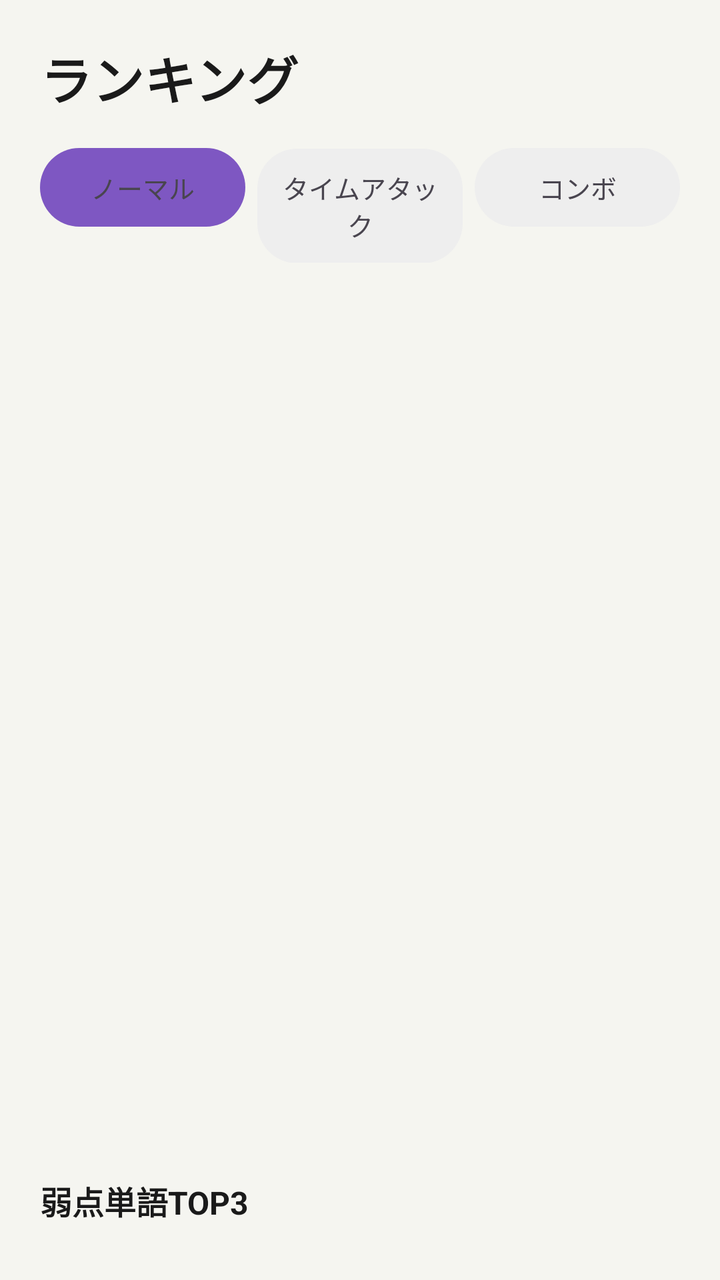
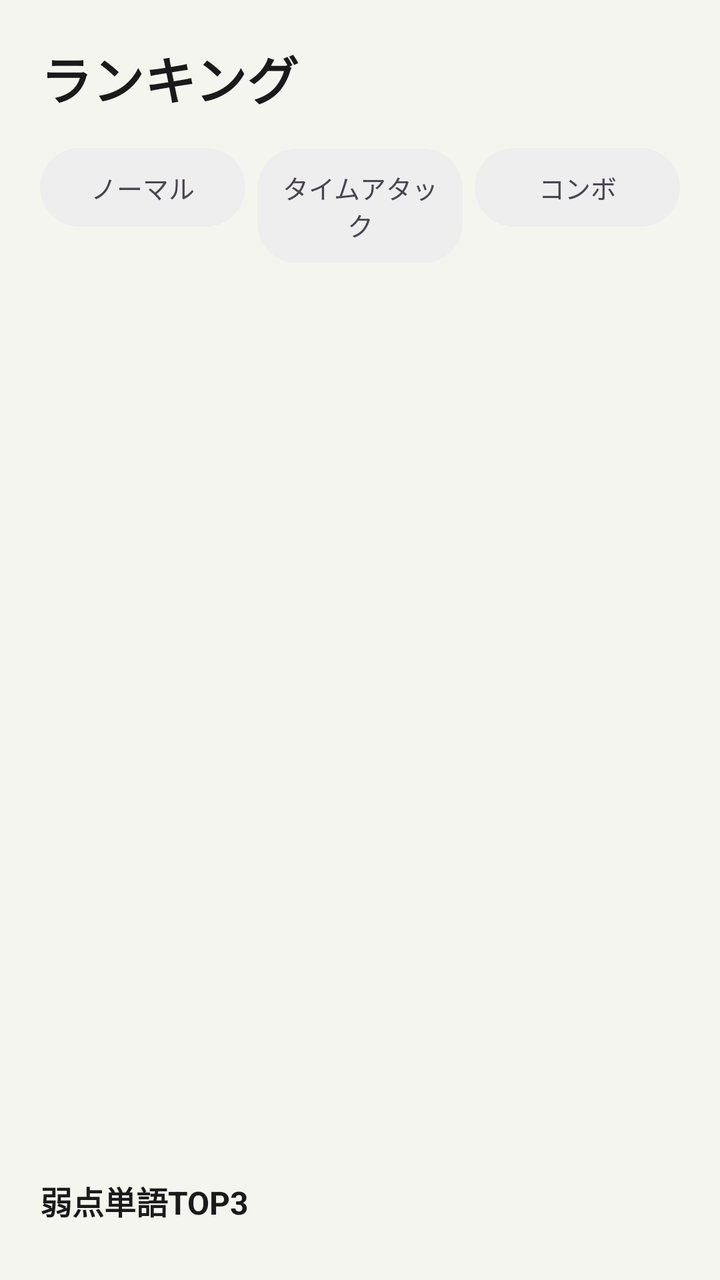

Before-and-after screenshots of an Android layout around one commit, followed by the original layout XML and the change that was made.
<!-- AndroidManifest.xml: application theme Theme.WordQuizBattle -->
<!-- res/layout/fragment_ranking.xml -->
<?xml version="1.0" encoding="utf-8"?>
<LinearLayout xmlns:android="http://schemas.android.com/apk/res/android"
    android:layout_width="match_parent"
    android:layout_height="match_parent"
    android:orientation="vertical"
    android:background="@color/background"
    android:padding="20dp">

    <TextView
        android:layout_width="wrap_content"
        android:layout_height="wrap_content"
        android:text="@string/ranking_title"
        android:textSize="26sp"
        android:textStyle="bold"
        android:textColor="@color/text_primary"
        android:layout_marginBottom="16dp" />

    <LinearLayout
        android:layout_width="match_parent"
        android:layout_height="wrap_content"
        android:orientation="horizontal"
        android:layout_marginBottom="16dp">

        <TextView
            android:id="@+id/tabNormal"
            android:layout_width="0dp"
            android:layout_height="wrap_content"
            android:layout_weight="1"
            android:layout_marginEnd="6dp"
            android:text="@string/tab_normal"
            android:gravity="center"
            android:padding="10dp"
            android:textSize="13sp"
            android:background="@drawable/tab_selected" />

        <TextView
            android:id="@+id/tabTimeAttack"
            android:layout_width="0dp"
            android:layout_height="wrap_content"
            android:layout_weight="1"
            android:layout_marginEnd="6dp"
            android:text="@string/tab_timeattack"
            android:gravity="center"
            android:padding="10dp"
            android:textSize="13sp"
            android:background="@drawable/tab_unselected" />

        <TextView
            android:id="@+id/tabCombo"
            android:layout_width="0dp"
            android:layout_height="wrap_content"
            android:layout_weight="1"
            android:text="@string/tab_combo"
            android:gravity="center"
            android:padding="10dp"
            android:textSize="13sp"
            android:background="@drawable/tab_unselected" />

    </LinearLayout>

    <androidx.recyclerview.widget.RecyclerView
        android:id="@+id/rvRanking"
        android:layout_width="match_parent"
        android:layout_height="0dp"
        android:layout_weight="1" />

    <TextView
        android:layout_width="wrap_content"
        android:layout_height="wrap_content"
        android:text="@string/weak_words_top3"
        android:textSize="16sp"
        android:textStyle="bold"
        android:textColor="@color/text_primary"
        android:layout_marginTop="12dp"
        android:layout_marginBottom="8dp" />

    <androidx.recyclerview.widget.RecyclerView
        android:id="@+id/rvWeakWordsTop3"
        android:layout_width="0dp"
        android:layout_height="wrap_content" />

</LinearLayout>
<!-- resources referenced by this layout -->
<resources>
  <color name="background">#F5F5F0</color>
  <color name="text_primary">#1A1A1A</color>
  <!-- drawable tab_selected (drawable) -->
  <?xml version="1.0" encoding="utf-8"?>
  <shape xmlns:android="http://schemas.android.com/apk/res/android"
      android:shape="rectangle">
      <corners android:radius="20dp" />
      <solid android:color="#7E57C2" />
  </shape>
  <!-- drawable tab_unselected (drawable) -->
  <?xml version="1.0" encoding="utf-8"?>
  <shape xmlns:android="http://schemas.android.com/apk/res/android"
      android:shape="rectangle">
      <corners android:radius="20dp" />
      <solid android:color="#EEEEEE" />
  </shape>
  <string name="ranking_title">ランキング</string>
  <string name="tab_combo">コンボ</string>
  <string name="tab_normal">ノーマル</string>
  <string name="tab_timeattack">タイムアタック</string>
  <string name="weak_words_top3">弱点単語TOP3</string>
  <style name="Theme.WordQuizBattle" parent="Base.Theme.WordQuizBattle" />
  <style name="Base.Theme.WordQuizBattle" parent="Theme.Material3.DayNight.NoActionBar">
          
          
      </style>
</resources>

<!-- the commit's change to res/layout/fragment_ranking.xml (unified diff, before → after) -->
@@ -31,7 +31,7 @@
             android:gravity="center"
             android:padding="10dp"
             android:textSize="13sp"
-            android:background="@drawable/tab_selected" />
+            android:background="@drawable/tab_unselected" />
 
         <TextView
             android:id="@+id/tabTimeAttack"
@@ -76,7 +76,7 @@
 
     <androidx.recyclerview.widget.RecyclerView
         android:id="@+id/rvWeakWordsTop3"
-        android:layout_width="0dp"
+        android:layout_width="match_parent"
         android:layout_height="wrap_content" />
 
 </LinearLayout>
<!-- resource entries referenced after the edit -->
@@ -2,13 +2,6 @@
 <resources>
   <color name="background">#F5F5F0</color>
   <color name="text_primary">#1A1A1A</color>
-  <!-- drawable tab_selected (drawable) -->
-  <?xml version="1.0" encoding="utf-8"?>
-  <shape xmlns:android="http://schemas.android.com/apk/res/android"
-      android:shape="rectangle">
-      <corners android:radius="20dp" />
-      <solid android:color="#7E57C2" />
-  </shape>
   <!-- drawable tab_unselected (drawable) -->
   <?xml version="1.0" encoding="utf-8"?>
   <shape xmlns:android="http://schemas.android.com/apk/res/android"
